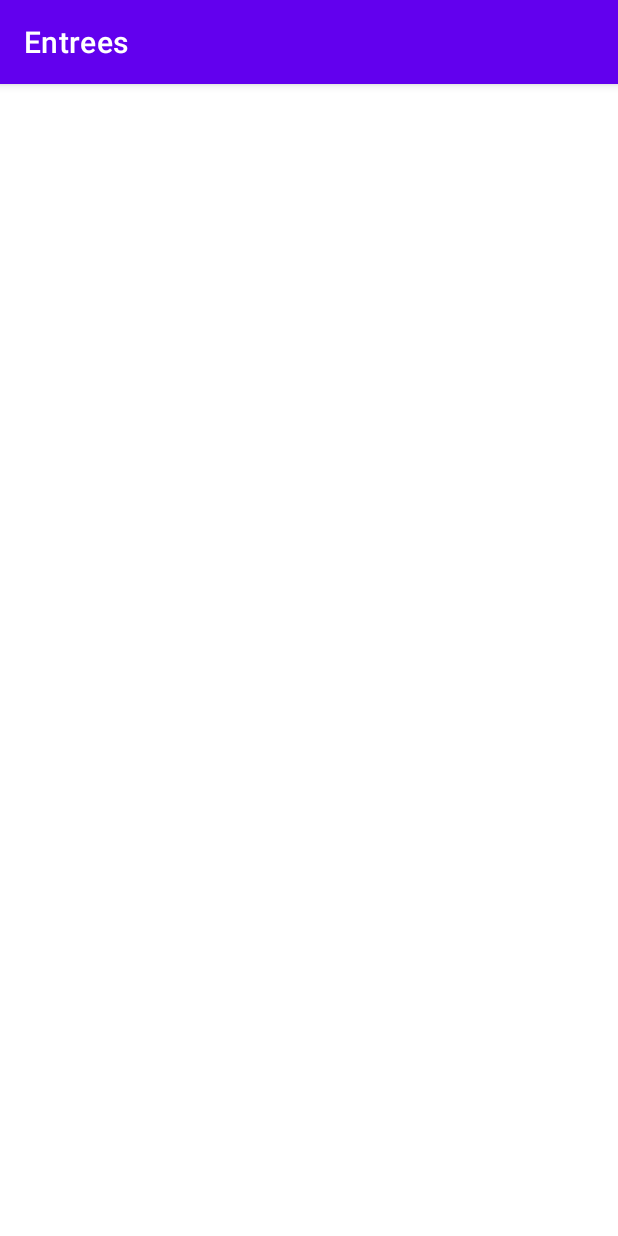
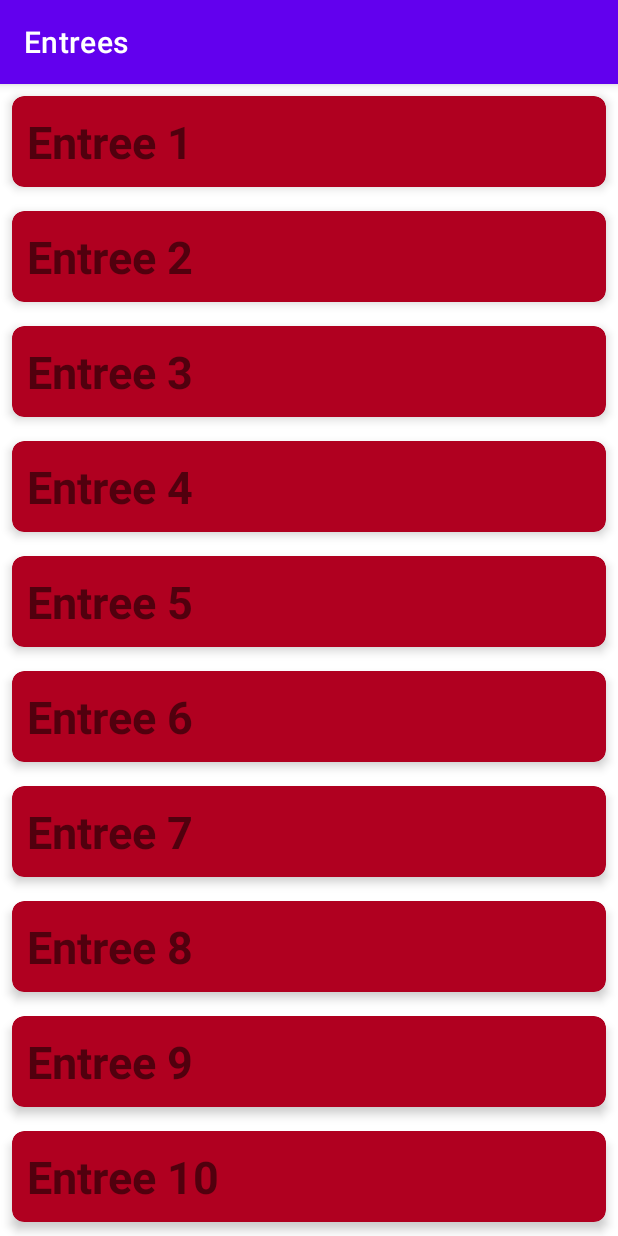
Before and after one commit to Pr00di/AndroidERestaurant, an Android app: the screen it shows after launch (CategoryActivity), after a tap on "Entrees", on a phone screen of 412 x 824 dp. Run offline under Robolectric (Android 15) with nearby library versions, the light colour scheme and no system bars.

Commit message:
Mercredi_15_Mars

```diff
--- a/app/src/main/java/fr/isen/ravel/androiderestaurant/CategoryActivity.kt
+++ b/app/src/main/java/fr/isen/ravel/androiderestaurant/CategoryActivity.kt
@@ -12,46 +12,35 @@ import androidx.recyclerview.widget.RecyclerView
 
 class CategoryActivity : AppCompatActivity()
 {
+    private lateinit var recyclerView: RecyclerView
+    private lateinit var categoryAdapter: CategoryAdapter
+    // Cela permet d'initialisées ultérieurement ces variables dans le code
+    // généralement dans la méthode onCreate() de l'activité
     override fun onCreate(savedInstanceState: Bundle?) {
         super.onCreate(savedInstanceState)
         setContentView(R.layout.activity_category)// permet de selectionner la vue de la page de la categorie selectionner
 
         val category =
             intent.getStringExtra("CATEGORY_NAME") // Récupère le nom de la catégorie passé en argument
-        supportActionBar?.title =
-            category // Définit le titre de la page comme le nom de la catégorie
+            supportActionBar?.title = category // Définit le titre de la page comme le nom de la catégorie
 
-        val recyclerView : RecyclerView = findViewById(R.id.categoryActivityRv)
-        //recyclerView.LayoutManager = LinearLayoutManager()
+        recyclerView = findViewById(R.id.categoryActivityRv)
+        recyclerView.layoutManager = LinearLayoutManager(this)
 
+
+        val menuItems = when (category) { // when permet de selectionner la bonne liste en fonction de la categorie
+            "Entrees" -> resources.getStringArray(R.array.Entrees).toList()
+            "Plats" -> resources.getStringArray(R.array.Plats).toList()
+            "Desserts" -> resources.getStringArray(R.array.Desserts).toList()
+            else -> emptyList<String>()
+        }
+
+        categoryAdapter = CategoryAdapter(menuItems)
+        recyclerView.adapter = categoryAdapter
+        // Après avoir récupéré la liste des éléments de la categorie selectionner,
+        // nous initialisons CategoryAdapter avec la liste récupérée et
+        // définissons l'adaptateur de recyclerView comme étant CategoryAdapter.
     }
 
 
-    object Constants {
-        val listeEntrees = listOf(
-            R.string.entree1,
-            R.string.entree2,
-            R.string.entree3,
-            R.string.entree4,
-            R.string.entree5
-        )
-
-        val listePlats = listOf(
-            R.string.plats1,
-            R.string.plats2,
-            R.string.plats3,
-            R.string.plats4,
-            R.string.plats5
-        )
-
-        val listeDesserts = listOf(
-            R.string.dessert1,
-            R.string.dessert2,
-            R.string.dessert3,
-            R.string.dessert3,
-            R.string.dessert5
-        )
-
-    }
-
 }
--- a/app/src/main/java/fr/isen/ravel/androiderestaurant/CategoryAdapter.kt
+++ b/app/src/main/java/fr/isen/ravel/androiderestaurant/CategoryAdapter.kt
@@ -6,27 +6,26 @@ import android.view.ViewGroup
 import android.widget.TextView
 import androidx.recyclerview.widget.RecyclerView
 
-class CategoryAdapter(private val items:ArrayList<String>) : RecyclerView.Adapter<CategoryAdapter.ViewHolder>() {
+class CategoryAdapter(private val itemsList : List<String>) : RecyclerView.Adapter<CategoryAdapter.ViewHolder>() {
 
     class ViewHolder(itemView: View) : RecyclerView.ViewHolder(itemView){
-
-        val textView : TextView = itemView.findViewById(R.id.categoryActivityRv)
+        val textViewItem : TextView = itemView.findViewById(R.id.textViewItem)
     }
 
     override fun onCreateViewHolder(parent: ViewGroup , viewType: Int): ViewHolder
-    { // creer un ViewHolder à chaque fois qu'il y a un element de getItemCount
-        val view = LayoutInflater.from(parent.context).inflate(R.layout.activity_category,parent,false)
+    { // creer autant de onCreateViewHolder qu'il y a d'item dans liste courante getItemCount
+        val view = LayoutInflater.from(parent.context).inflate(R.layout.list_item,parent,false)
         return ViewHolder(view)
     }
 
     override fun onBindViewHolder(holder: ViewHolder , position: Int)
-    { // mettre les explication de la video youtube https://www.youtube.com/watch?v=e_Morfqqn1I&t=268s
-        holder.textView.text = items[position]
+    { // pareil que onCreateViewHolder appeler autant de fois qu'il y a d'item a representer dans la liste courante
+        holder.textViewItem.text = itemsList[position]
     }
 
     override fun getItemCount(): Int
+    // il veut savoir combien d'item vous avez besoin de representer dans la liste
     {
-        return items.size
+        return itemsList.size
     }
-
 }
--- a/app/src/main/java/fr/isen/ravel/androiderestaurant/HomeActivity.kt
+++ b/app/src/main/java/fr/isen/ravel/androiderestaurant/HomeActivity.kt
@@ -12,6 +12,8 @@ import fr.isen.ravel.androiderestaurant.databinding.ActivityHomeBinding
 // l'instance val pomme = Pomme --> en Kotlin
 // l'instance Pomme pomme = New Pomme() --> en Java
 // une classe abstraite ne peux pas etre instancier/declarer
+// Le fichier XML list_item permet de définir la mise en page de chaque élément de la liste.
+// Dans ce fichier, nous avons créé un TextView avec l'identifiant textViewItem, qu'on peut utiliser dans notre CategoryAdapter.
 
 class HomeActivity : AppCompatActivity()
 {
@@ -19,10 +21,10 @@ class HomeActivity : AppCompatActivity()
     override fun onCreate(savedInstanceState: Bundle?)
     {
         super.onCreate(savedInstanceState)
-        setContentView(R.layout.activity_home)
+        setContentView(R.layout.activity_home)// On définit la vue de la page sur la vue de ctivity_home
 
         // Trouvez les éléments de menu dans votre mise en page
-        val entreesButton = findViewById<TextView>(R.id.Entree)
+        val entreesButton = findViewById<TextView>(R.id.Entree)// <TextView> car moi ici j'ai mis du texte et non un bouton sinon on aurai eu <Button>
         entreesButton.setOnClickListener {
             val intent = Intent(this , CategoryActivity::class.java)
             intent.putExtra("CATEGORY_NAME" , "Entrees")
--- a/app/src/main/res/layout/activity_category.xml
+++ b/app/src/main/res/layout/activity_category.xml
@@ -10,7 +10,9 @@
     <androidx.recyclerview.widget.RecyclerView
         android:id="@+id/categoryActivityRv"
         android:layout_width="match_parent"
-        android:layout_height="match_parent">
+        android:layout_height="match_parent"
+        android:textSize="50sp"
+        android:textStyle="bold">
 
     </androidx.recyclerview.widget.RecyclerView>
 
--- /dev/null
+++ b/app/src/main/res/layout/list_item.xml
@@ -0,0 +1,31 @@
+<?xml version="1.0" encoding="utf-8"?>
+<androidx.cardview.widget.CardView
+    xmlns:android="http://schemas.android.com/apk/res/android"
+    xmlns:app="http://schemas.android.com/apk/res-auto"
+    android:layout_width="match_parent"
+    android:layout_height="wrap_content"
+    android:layout_margin="8dp"
+    app:cardCornerRadius="8dp"
+    app:cardBackgroundColor="@color/design_default_color_error"
+    app:cardElevation="4dp">
+
+    <!-- Vos vues à l'intérieur de la carte, par exemple des TextViews, des ImageViews, etc. -->
+
+    <LinearLayout
+        xmlns:android="http://schemas.android.com/apk/res/android"
+        xmlns:app="http://schemas.android.com/apk/res-auto"
+        android:layout_width="match_parent"
+        android:layout_height="wrap_content"
+        android:orientation="horizontal"
+        android:padding="10dp">
+
+        <TextView
+            android:id="@+id/textViewItem"
+            android:layout_width="wrap_content"
+            android:layout_height="wrap_content"
+            android:textSize="30sp"
+            android:textStyle="bold" />
+
+    </LinearLayout>
+
+</androidx.cardview.widget.CardView>
--- a/app/src/main/res/values/strings.xml
+++ b/app/src/main/res/values/strings.xml
@@ -6,22 +6,46 @@
     <string name="home_Plats">Plats</string>
     <string name="home_Desserts">Desserts</string>
 
-    <string name="entree1">Entree 1</string>
-    <string name="entree2">Entree 2</string>
-    <string name="entree3">Entree 3</string>
-    <string name="entree4">Entree 4</string>
-    <string name="entree5">Entree 5</string>
+    <!-- Entrées -->
+    <string-array name="Entrees">
+        <item>Entree 1</item>
+        <item>Entree 2</item>
+        <item>Entree 3</item>
+        <item>Entree 4</item>
+        <item>Entree 5</item>
+        <item>Entree 6</item>
+        <item>Entree 7</item>
+        <item>Entree 8</item>
+        <item>Entree 9</item>
+        <item>Entree 10</item>
+    </string-array>
 
-    <string name="plats1">Plat 1</string>
-    <string name="plats2">Plat 2</string>
-    <string name="plats3">Plat 3</string>
-    <string name="plats4">Plat 4</string>
-    <string name="plats5">Plat 5</string>
+    <!-- Plats -->
+    <string-array name="Plats">
+        <item>Plat 1</item>
+        <item>Plat 2</item>
+        <item>Plat 3</item>
+        <item>Plat 4</item>
+        <item>Plat 5</item>
+        <item>Plat 6</item>
+        <item>Plat 7</item>
+        <item>Plat 8</item>
+        <item>Plat 9</item>
+        <item>Plat 10</item>
+    </string-array>
 
-    <string name="dessert1">Dessert 1</string>
-    <string name="dessert2">Dessert 2</string>
-    <string name="dessert3">Dessert 3</string>
-    <string name="dessert4">Dessert 4</string>
-    <string name="dessert5">Dessert 5</string>
+    <!-- Desserts -->
+    <string-array name="Desserts">
+        <item>Dessert 1</item>
+        <item>Dessert 2</item>
+        <item>Dessert 3</item>
+        <item>Dessert 4</item>
+        <item>Dessert 5</item>
+        <item>Dessert 6</item>
+        <item>Dessert 7</item>
+        <item>Dessert 8</item>
+        <item>Dessert 9</item>
+        <item>Dessert 10</item>
+    </string-array>
 
 </resources>
```
Also changed, not shown: app/src/main/res/layout/activity_home.xml (+17 -18 lines), app/src/main/res/drawable/_8946615_un_tableau_noir_utilis__comme_menu_dans_un_restaurant_italien.webp (deleted), app/src/main/res/drawable/androiderestaurant.png (deleted), app/src/main/res/drawable/home_menu.jpg (added), app/src/main/res/drawable/jungle_image.jpg (deleted), app/src/main/res/drawable/t_l_chargement.jpg (deleted).
